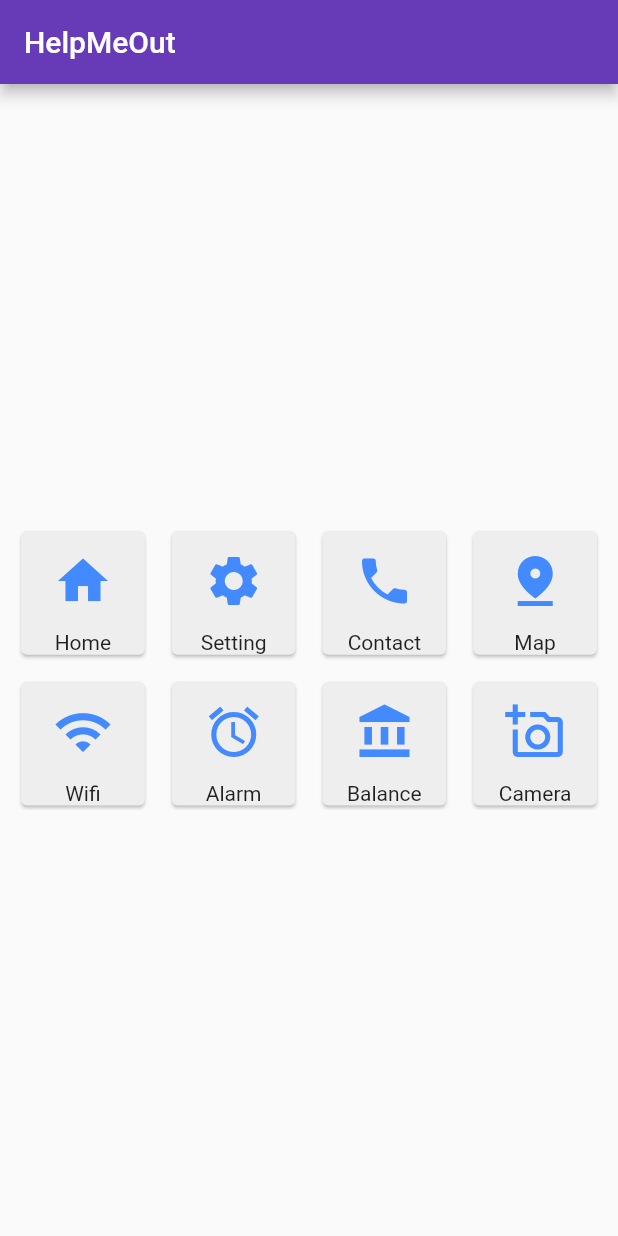
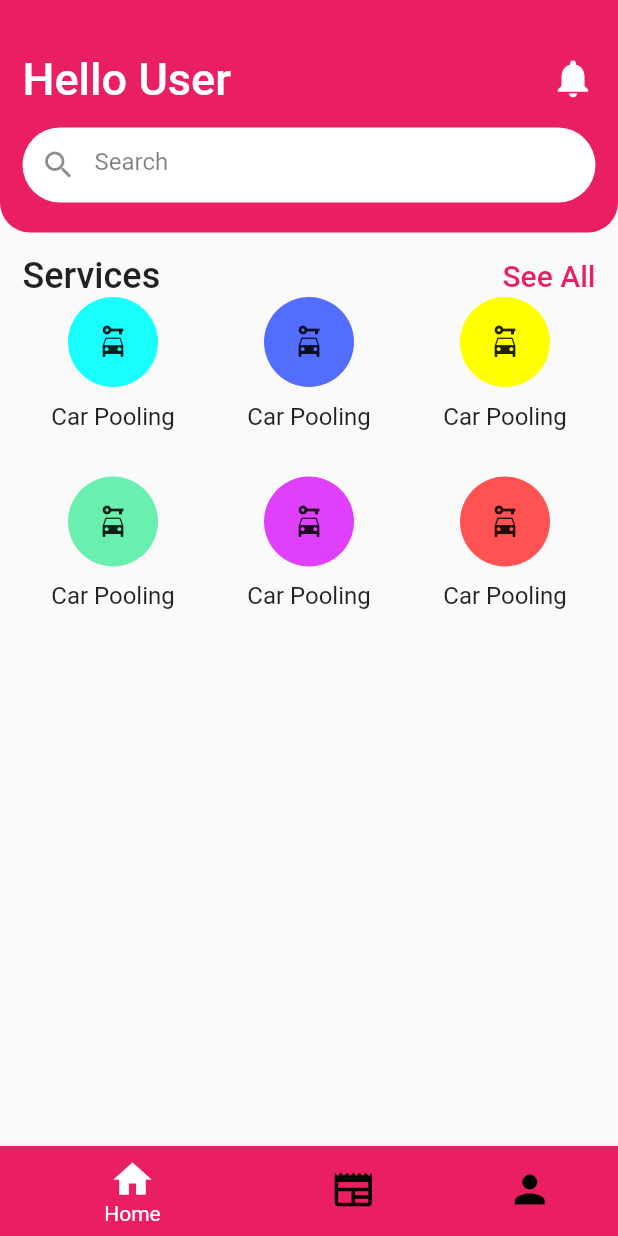
Before and after one commit to nub-badsoldier/HelpMeOut, a Flutter app: the screen it shows after launch, on a phone screen of 412 x 824 dp. Run offline on Flutter 3.47's test engine with Material 2 defaults, Android fonts, the phone set to English and light mode, and no system bars.

Commit message:
Home Page added

```diff
--- a/lib/main.dart
+++ b/lib/main.dart
@@ -1,5 +1,6 @@
 import 'package:flutter/material.dart';
 import 'package:flutter/rendering.dart';
+import 'screens/home.dart';
 
 void main() {
   runApp(new MyApp());
@@ -12,9 +13,8 @@ class MyApp extends StatelessWidget {
   Widget build(BuildContext context) {
     return MaterialApp(
       title: 'HelpMeOut',
-      home: HomePageBody(),
+      home: Display(),
       theme: ThemeData(
-        primarySwatch: Colors.deepPurple,
         brightness: Brightness.light,
       ),
       debugShowCheckedModeBanner: false,
@@ -22,95 +22,45 @@ class MyApp extends StatelessWidget {
   }
 }
 
-class HomePageBody extends StatefulWidget {
-  const HomePageBody({Key? key}) : super(key: key);
+class Display extends StatefulWidget {
+  const Display({Key? key}) : super(key: key);
 
   @override
-  State<HomePageBody> createState() => _HomePageBodyState();
+  State<Display> createState() => _DisplayState();
 }
 
-class _HomePageBodyState extends State<HomePageBody> {
+class _DisplayState extends State<Display> {
   @override
   Widget build(BuildContext context) {
     return Scaffold(
-      appBar: AppBar(
-        title: Text('HelpMeOut'),
-      ),
-      body: Center(
-        child: SingleChildScrollView(
-          child: Column(
-            children: [
-              SizedBox(
-                height: 200,
-                child: GridView.count(
-                  crossAxisCount: 4,
-                  crossAxisSpacing: 10,
-                  mainAxisSpacing: 10,
-                  padding: EdgeInsets.all(10),
-                  children: List.generate(choices.length, (index) {
-                    return Center(
-                      child: ServiceCard(choice: choices[index]),
-                    );
-                  }),
-                )
-              )
-            ],
+      body: Home_Page(),
+      bottomNavigationBar: BottomNavigationBar(
+        backgroundColor: Colors.pink,
+        selectedItemColor: Colors.white,
+        unselectedItemColor: Colors.black,
+        type: BottomNavigationBarType.shifting,
+        elevation: 5,
+        iconSize: 30,
+        items: const <BottomNavigationBarItem>[
+          BottomNavigationBarItem(
+            icon: Icon(Icons.home),
+            label: 'Home',
+            backgroundColor: Colors.pink,
           ),
-        )
+
+          BottomNavigationBarItem(
+            icon: Icon(Icons.newspaper),
+            label: 'Feed',
+            backgroundColor: Colors.pink,
+          ),
+
+          BottomNavigationBarItem(
+            icon: Icon(Icons.person),
+            label: 'Profile',
+            backgroundColor: Colors.pink,
+          )
+        ],
       ),
     );
   }
 }
-
-class Choice {
-  const Choice({required this.title,required this.icon});
-  final String title;
-  final IconData icon;
-}
-
-const List<Choice> choices = <Choice>[
-  Choice(title: 'Home', icon: Icons.home),
-  Choice(title: 'Setting', icon: Icons.settings),
-  Choice(title: 'Contact', icon: Icons.phone),
-  Choice(title: 'Map', icon: Icons.pin_drop_sharp),
-  Choice(title: 'Wifi', icon: Icons.wifi),
-  Choice(title: 'Alarm', icon: Icons.access_alarm),
-  Choice(title: 'Balance', icon: Icons.account_balance),
-  Choice(title: 'Camera', icon: Icons.add_a_photo_outlined),
-  Choice(title: 'Post', icon: Icons.add_box_outlined),
-];
-
-class ServiceCard extends StatefulWidget {
-  final Choice choice;
-  const ServiceCard({Key? key,required this.choice}) : super(key: key);
-
-  @override
-  State<ServiceCard> createState() => _ServiceCardState();
-}
-
-class _ServiceCardState extends State<ServiceCard> {
-
-  @override
-  Widget build(BuildContext context) {
-    Color? color = Colors.grey[200];
-    return Card(
-        color: color,
-        child: GestureDetector(
-            onTap: () {
-              setState() {
-                color = Colors.white;
-              }
-            },
-            child: Center(
-              child: Column(
-                crossAxisAlignment: CrossAxisAlignment.center,
-                children: <Widget>[
-                  Expanded(child: Icon(widget.choice.icon, size: 40, color: Colors.blueAccent,)),
-                  Text(widget.choice.title),
-                ],
-              ),
-            ),
-        )
-    );
-  }
-}
--- /dev/null
+++ b/lib/screens/home.dart
@@ -0,0 +1,163 @@
+import 'package:flutter/material.dart';
+
+class Home_Page extends StatefulWidget {
+  const Home_Page({Key? key}) : super(key: key);
+
+  @override
+  State<Home_Page> createState() => _Home_PageState();
+}
+
+class ServiceIcon {
+  final String title;
+  final Icon icon;
+  final Color color;
+  const ServiceIcon(this.title, this.icon, this.color);
+}
+
+class _Home_PageState extends State<Home_Page> {
+
+  List<ServiceIcon> serviceicons = <ServiceIcon>[
+    ServiceIcon('Car Pooling',Icon(Icons.car_rental),Colors.cyanAccent),
+    ServiceIcon('Car Pooling',Icon(Icons.car_rental),Colors.indigoAccent),
+    ServiceIcon('Car Pooling',Icon(Icons.car_rental),Colors.yellowAccent),
+    ServiceIcon('Car Pooling',Icon(Icons.car_rental),Colors.greenAccent),
+    ServiceIcon('Car Pooling',Icon(Icons.car_rental),Colors.purpleAccent),
+    ServiceIcon('Car Pooling',Icon(Icons.car_rental),Colors.redAccent),
+  ];
+
+  String inkwel = '';
+  @override
+  Widget build(BuildContext context) {
+    return Container(
+      width: MediaQuery.of(context).size.width,
+      height: MediaQuery.of(context).size.height,
+      child: Column(
+        children: [
+          Container(
+            padding: EdgeInsets.only(top: 35, left: 15, right: 15, bottom: 10),
+            width: MediaQuery.of(context).size.width,
+            decoration: BoxDecoration(
+              borderRadius: BorderRadius.only(
+                  bottomLeft: Radius.circular(20),
+                  bottomRight: Radius.circular(20),
+              ),
+              color: Colors.pink,
+            ),
+            child: Column(
+              children: [
+                Row(
+                  mainAxisAlignment: MainAxisAlignment.spaceBetween,
+                  children: [
+                    Text(
+                      'Hello User',
+                      style: TextStyle(
+                        fontSize: 30,
+                        fontWeight: FontWeight.w500,
+                        color: Colors.white,
+                      ),
+                    ),
+                    Icon(
+                      Icons.notifications,
+                      size: 30,
+                      color: Colors.white,
+                    )
+                  ],
+                ),
+                SizedBox(height: 10),
+                Container(
+                  margin: EdgeInsets.only(top: 5, bottom: 10),
+                  width: MediaQuery.of(context).size.width,
+                  height: 50,
+                  alignment: Alignment.center,
+                  decoration: BoxDecoration(
+                    color: Colors.white,
+                    borderRadius: BorderRadius.circular(30),
+                  ),
+                  child: TextFormField(
+                    decoration: InputDecoration(
+                      border: InputBorder.none,
+                      hintText: 'Search',
+                      hintStyle: TextStyle(
+                        color: Colors.black.withOpacity(0.5),
+                      ),
+                      prefixIcon: Icon(Icons.search, size: 24),
+                    ),
+                  ),
+                )
+              ],
+            )
+          ),
+          Padding(
+            padding: EdgeInsets.only(top: 15, left: 15, right: 15),
+            child: Column(
+              children: [
+                Row(
+                  mainAxisAlignment: MainAxisAlignment.spaceBetween,
+                  children: [
+                    Text('Services',
+                      style: TextStyle(
+                        fontWeight: FontWeight.w500,
+                        fontSize: 24,
+                      ),
+                    ),
+                    InkWell(
+                      onTap: () {
+                        setState(() {
+                          inkwel = 'Pressed See All';
+                        });
+                      },
+                      child: Text('See All',
+                        style: TextStyle(
+                          fontWeight: FontWeight.w500,
+                          fontSize: 20,
+                          color: Colors.pink
+                        ),
+                      ),
+                    )
+                  ],
+                ),
+                GridView.builder(
+                  gridDelegate: SliverGridDelegateWithFixedCrossAxisCount(
+                    crossAxisCount: 3,
+                    childAspectRatio: 1.1,
+                    crossAxisSpacing: 10,
+                    mainAxisSpacing: 10,
+                  ),
+                  shrinkWrap: true,
+                  physics: NeverScrollableScrollPhysics(),
+                  itemCount: serviceicons.length,
+                  itemBuilder: (context, index) {
+                    return Column(
+                      crossAxisAlignment: CrossAxisAlignment.center,
+                      children: [
+                        Container(
+                          width: 60,
+                          height: 60,
+                          decoration: BoxDecoration(
+                            color: serviceicons[index].color,
+                            shape: BoxShape.circle,
+                          ),
+                          child: Center(
+                            child: serviceicons[index].icon,
+                          ),
+                        ),
+                        SizedBox(height: 10),
+                        Text(serviceicons[index].title,
+                          style: TextStyle(
+                            fontSize: 16,
+                            fontWeight: FontWeight.w400,
+                          ),
+                        ),
+                      ],
+                    );
+                  },
+                )
+              ],
+            ),
+          ),
+          Text(inkwel),
+        ],
+      ),
+    );
+  }
+}
```
